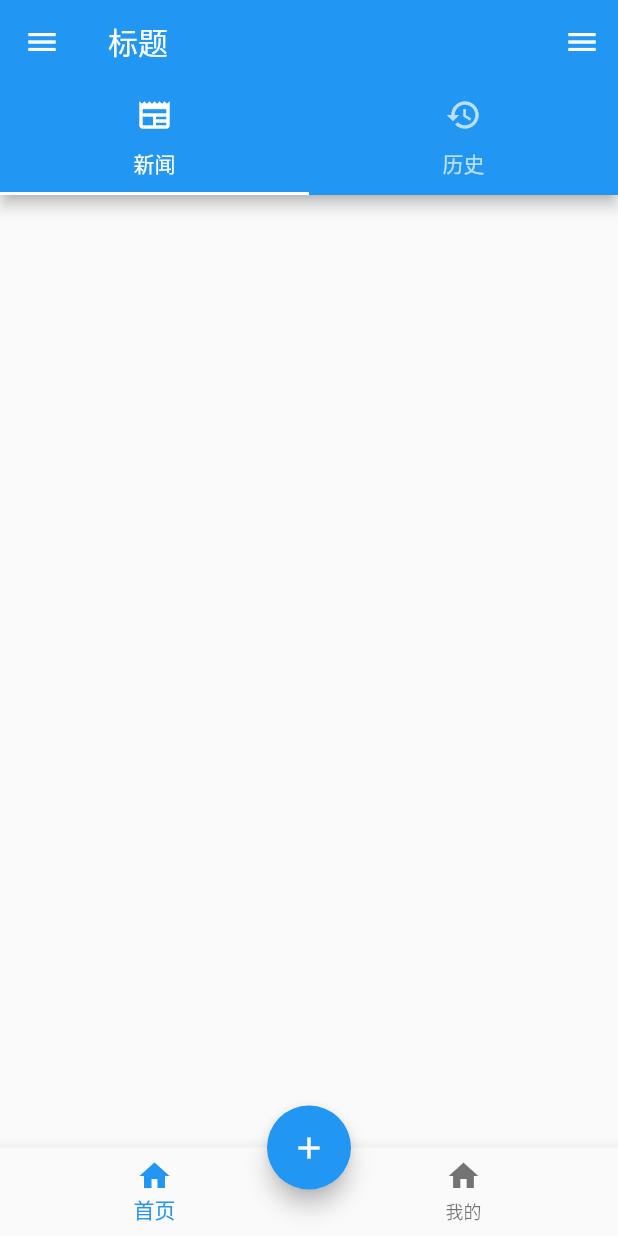
After one commit to ObjectInit/learnflutter, a Flutter app: the ComponentIndex screen opened directly, after a tap on "Scaffold", on a phone screen of 412 x 824 dp. The commit adds this screen. Run offline on Flutter 3.47's test engine with Material 2 defaults, Android fonts, the phone set to English and light mode, and no system bars; our stand-ins replace lottie.

Commit message:
添加scaffold组件

```diff
--- a/lib/widgets/component/index.dart
+++ b/lib/widgets/component/index.dart
@@ -1,6 +1,6 @@
 import 'package:flutter/material.dart';
-import 'package:flutter/src/widgets/container.dart';
-import 'package:flutter/src/widgets/framework.dart';
+import 'package:learnflutter/commonwidget/menus_item.dart';
+import 'package:learnflutter/widgets/component/my_scaffold.dart';
 
 class ComponentIndex extends StatelessWidget {
   const ComponentIndex({super.key});
@@ -9,7 +9,14 @@ class ComponentIndex extends StatelessWidget {
   Widget build(BuildContext context) {
     return Scaffold(
       appBar: AppBar(),
-
+      body: ListView(
+        children: [
+          MyMenuItem(
+            title: "Scaffold",
+            builder: (context) => const MyScaffold(),
+          )
+        ],
+      ),
     );
   }
 }
--- /dev/null
+++ b/lib/widgets/component/my_scaffold.dart
@@ -0,0 +1,162 @@
+import 'package:flutter/material.dart';
+import 'package:learnflutter/commonwidget/constraints_print.dart';
+
+class MyScaffold extends StatefulWidget {
+  const MyScaffold({super.key});
+
+  @override
+  State<MyScaffold> createState() => _MyScaffoldState();
+}
+
+class _MyScaffoldState extends State<MyScaffold>
+    with SingleTickerProviderStateMixin {
+  int selectIndel = 0;
+  late TabController tabController;
+  @override
+  void initState() {
+    tabController = TabController(length: 2, vsync: this);
+    super.initState();
+  }
+
+  @override
+  Widget build(BuildContext context) {
+    return Scaffold(
+      appBar: AppBar(
+        bottom: TabBar(
+          controller: tabController,
+          tabs: const [
+            Tab(
+              icon: Icon(Icons.newspaper),
+              text: "新闻",
+            ),
+            Tab(
+              icon: Icon(Icons.history),
+              text: "历史",
+            )
+          ],
+        ),
+        leading: Builder(builder: (context) {
+          return IconButton(
+            icon: const Icon(Icons.menu),
+            onPressed: () {
+              context.findAncestorStateOfType<ScaffoldState>()!.openDrawer();
+            },
+          );
+        }),
+        title: const Text("标题"),
+        actions: [
+          Builder(builder: (context) {
+            return IconButton(
+              onPressed: () => context
+                  .findAncestorStateOfType<ScaffoldState>()!
+                  .openEndDrawer(),
+              icon: const Icon(Icons.menu),
+            );
+          })
+        ],
+      ),
+      floatingActionButtonLocation: FloatingActionButtonLocation.centerDocked,
+      bottomNavigationBar: MyBottomNavBar2(),
+      body: Column(),
+      drawer: MediaQuery.removePadding(
+        removeTop: false,
+        context: context,
+        child: Drawer(
+          elevation: 1,
+          child: MediaQuery.removePadding(
+            removeTop: false,
+            context: context,
+            child: Column(
+              crossAxisAlignment: CrossAxisAlignment.start,
+              children: [
+                const SizedBox(
+                  height: 36,
+                ),
+                Padding(
+                  padding: const EdgeInsets.symmetric(horizontal: 16),
+                  child: Row(
+                    mainAxisAlignment: MainAxisAlignment.spaceBetween,
+                    children: [
+                      ClipOval(
+                        child: Image.asset(
+                          "assets/images/myimg.jfif",
+                          width: 100,
+                        ),
+                      ),
+                      const Text("Code.Liu"),
+                    ],
+                  ),
+                ),
+                Expanded(
+                  child: ListView(
+                    children: const [
+                      ListTile(
+                        leading: Icon(Icons.settings),
+                        title: Text("设置"),
+                      ),
+                      ListTile(
+                        leading: Icon(Icons.manage_accounts),
+                        title: Text("账号管理"),
+                      ),
+                    ],
+                  ),
+                )
+              ],
+            ),
+          ),
+        ),
+      ),
+      endDrawer: Drawer(),
+      floatingActionButton: FloatingActionButton(
+        child: const Icon(Icons.add),
+        onPressed: () {},
+      ),
+    );
+  }
+}
+
+class MyBottomNavBar1 extends StatelessWidget {
+  const MyBottomNavBar1({super.key});
+
+  @override
+  Widget build(BuildContext context) {
+    return BottomAppBar(
+      shape: CircularNotchedRectangle(),
+      child: Row(
+        mainAxisAlignment: MainAxisAlignment.spaceEvenly,
+        children: [
+          IconButton(onPressed: () {}, icon: Icon(Icons.home)),
+          SizedBox(),
+          IconButton(onPressed: () {}, icon: Icon(Icons.home)),
+        ],
+      ),
+    );
+  }
+}
+
+class MyBottomNavBar2 extends StatefulWidget {
+  @override
+  State<MyBottomNavBar2> createState() => _MyBottomNavBar2State();
+}
+
+class _MyBottomNavBar2State extends State<MyBottomNavBar2> {
+  int selectIndel = 0;
+  @override
+  Widget build(BuildContext context) {
+    return BottomNavigationBar(
+      items: const [
+        BottomNavigationBarItem(
+          label: "首页",
+          icon: Icon(Icons.home),
+        ),
+        BottomNavigationBarItem(label: "我的", icon: Icon(Icons.home)),
+      ],
+      // fixedColor: Colors.blue,
+      currentIndex: selectIndel,
+      selectedItemColor: Colors.blue,
+      onTap: (value) => setState(() {
+        selectIndel = value;
+      }),
+    );
+  }
+}
--- a/lib/widgets/index.dart
+++ b/lib/widgets/index.dart
@@ -1,8 +1,8 @@
 import 'package:flutter/material.dart';
 import 'package:learnflutter/commonwidget/menus_item.dart';
+import 'package:learnflutter/widgets/component/index.dart';
 import 'package:learnflutter/widgets/container/index.dart';
 import 'package:learnflutter/widgets/layout/index.dart';
-
 
 class WidgetsIndex extends StatelessWidget {
   const WidgetsIndex({super.key});
@@ -23,7 +23,9 @@ class WidgetsIndex extends StatelessWidget {
           MyMenuItem(
               title: "容器类widgets",
               builder: (context) => const ContainerWidgetsIndex()),
-
+          MyMenuItem(
+              title: "功能性widgets",
+              builder: (context) => const ComponentIndex()),
         ],
       ),
     );
```
